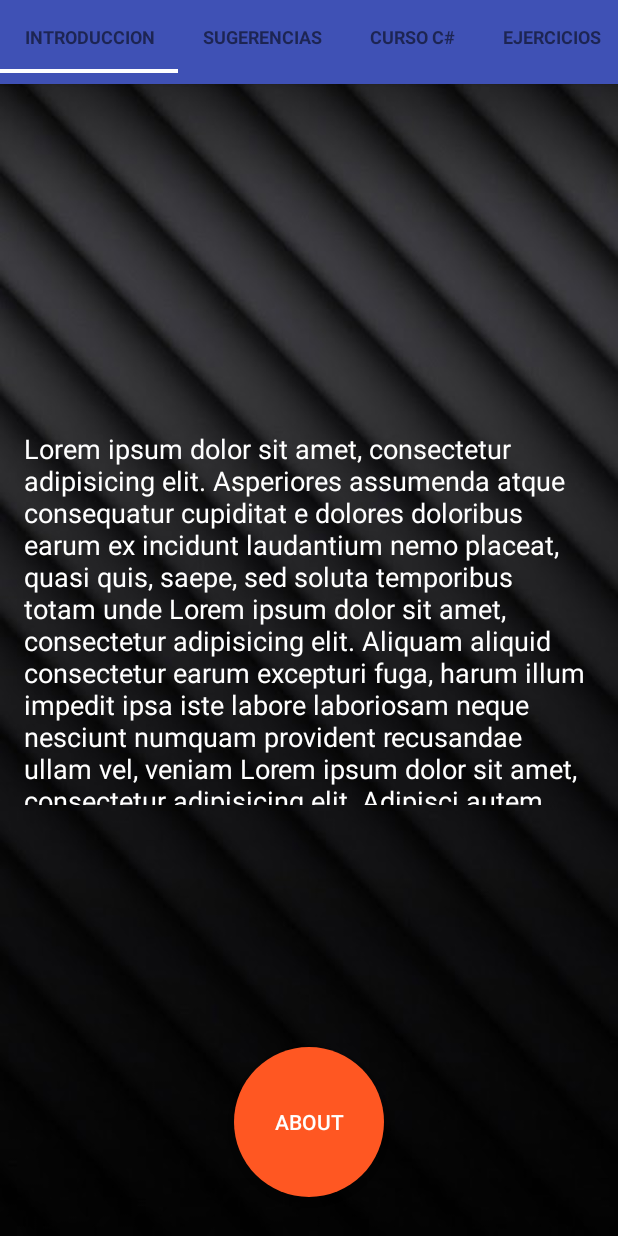
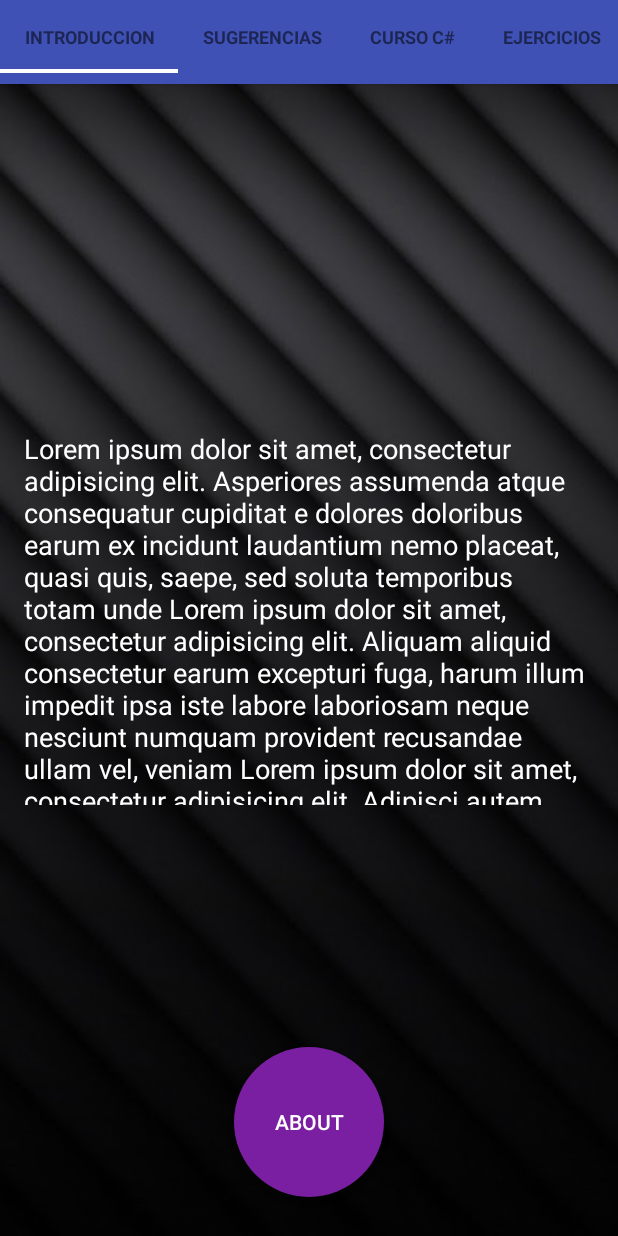
Before and after one commit to joser8905/https-github.com-smithnoff-SMAPPCSharp, an Android app: the screen it shows after launch (MainActivity), on a phone screen of 412 x 824 dp. Run offline under Robolectric (Android 15) with nearby library versions, the phone set to English and light mode, and no system bars.

Commit message:
cambiar color de boton a morado

```diff
--- a/app/src/main/res/drawable/boton_redondo.xml
+++ b/app/src/main/res/drawable/boton_redondo.xml
@@ -4,7 +4,7 @@
     <item android:state_pressed="true">
         <shape android:shape="oval" >
 
-            <solid android:color="#F44336"></solid>
+            <solid android:color="#e040fb"></solid>
             <size android:height="110dp" android:width="110dp"></size>
 
         </shape>
@@ -21,7 +21,7 @@
         <shape android:shape="oval"  >
 
 
-            <solid android:color="#FF5722"></solid>
+            <solid android:color="#7b1fa2"></solid>
             <size android:height="100dp" android:width="100dp"></size>
 
         </shape>
```
